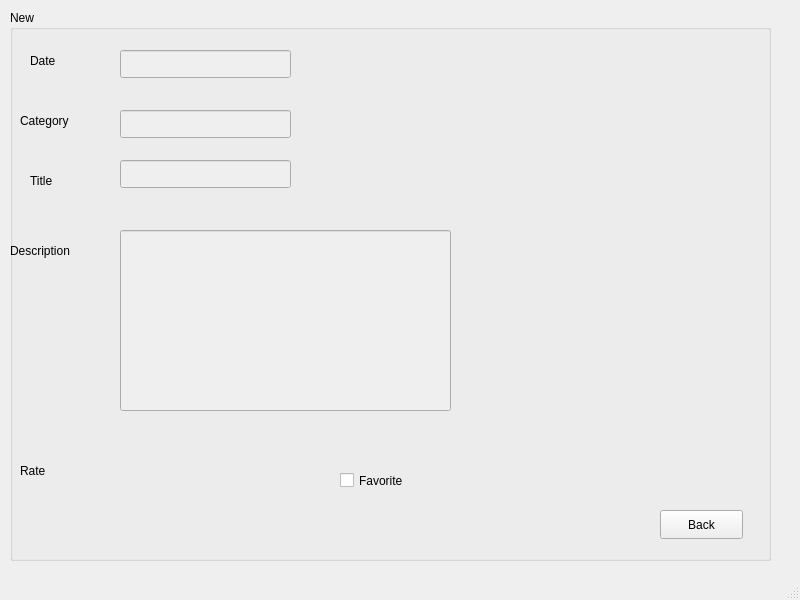
This is news.ui in Kero-83/NewManagementSystem as Qt 5 draws it before an edit. The edited form follows.
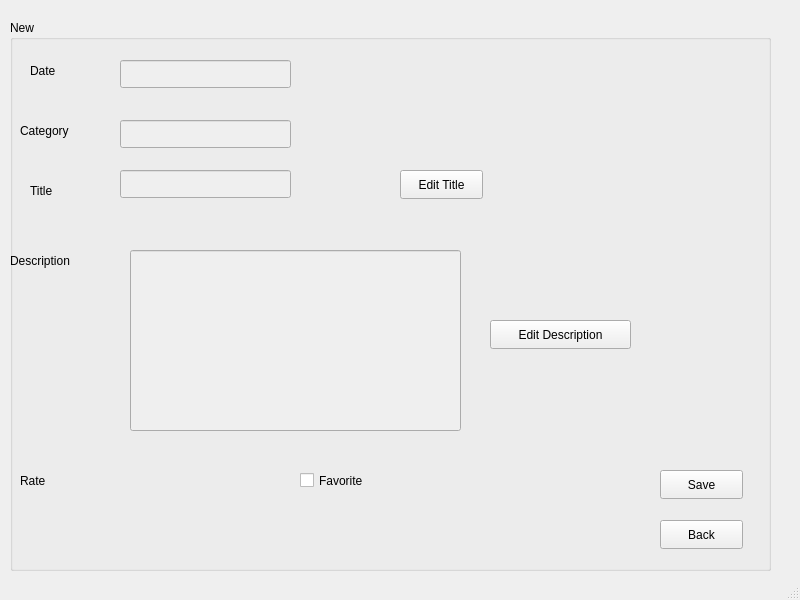
This is the edited form.

The edit to the form file:
```diff
--- a/news.ui
+++ b/news.ui
@@ -18,7 +18,7 @@
     <property name="geometry">
      <rect>
       <x>10</x>
-      <y>10</y>
+      <y>20</y>
       <width>761</width>
       <height>551</height>
      </rect>
@@ -110,8 +110,8 @@
      </property>
      <property name="geometry">
       <rect>
-       <x>110</x>
-       <y>220</y>
+       <x>120</x>
+       <y>230</y>
        <width>331</width>
        <height>181</height>
       </rect>
@@ -159,8 +159,8 @@
     <widget class="QCheckBox" name="checkBox">
      <property name="geometry">
       <rect>
-       <x>330</x>
-       <y>450</y>
+       <x>290</x>
+       <y>440</y>
        <width>111</width>
        <height>41</height>
       </rect>
@@ -169,6 +169,45 @@
       <string>Favorite</string>
      </property>
     </widget>
+    <widget class="QPushButton" name="pushButton_saveNewAdmin">
+     <property name="geometry">
+      <rect>
+       <x>650</x>
+       <y>450</y>
+       <width>83</width>
+       <height>29</height>
+      </rect>
+     </property>
+     <property name="text">
+      <string>Save</string>
+     </property>
+    </widget>
+    <widget class="QPushButton" name="pushButton_editTitle">
+     <property name="geometry">
+      <rect>
+       <x>390</x>
+       <y>150</y>
+       <width>83</width>
+       <height>29</height>
+      </rect>
+     </property>
+     <property name="text">
+      <string>Edit Title</string>
+     </property>
+    </widget>
+    <widget class="QPushButton" name="pushButton_editDesc">
+     <property name="geometry">
+      <rect>
+       <x>480</x>
+       <y>300</y>
+       <width>141</width>
+       <height>29</height>
+      </rect>
+     </property>
+     <property name="text">
+      <string>Edit Description</string>
+     </property>
+    </widget>
    </widget>
   </widget>
   <widget class="QMenuBar" name="menubar">
```
Left out of the diff: 2 changed lines with no effect on the pictures.
